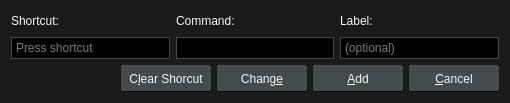
u8sand/Baka-MPlayer, file src/ui/keydialog.ui: the form before one commit.
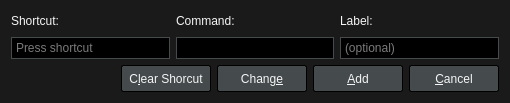
The form after the commit.

What changed in the file:
```diff
--- a/src/ui/keydialog.ui
+++ b/src/ui/keydialog.ui
@@ -35,8 +35,7 @@
 
 QPushButton {
 	background: #454A4D;
-	border: 1px solid #454A4D;
-	border-bottom: 1px solid black;
+	border: 1px solid #000;
 	border-radius: 2px;
 	color: whitesmoke;
 	min-width: 76px;
```
